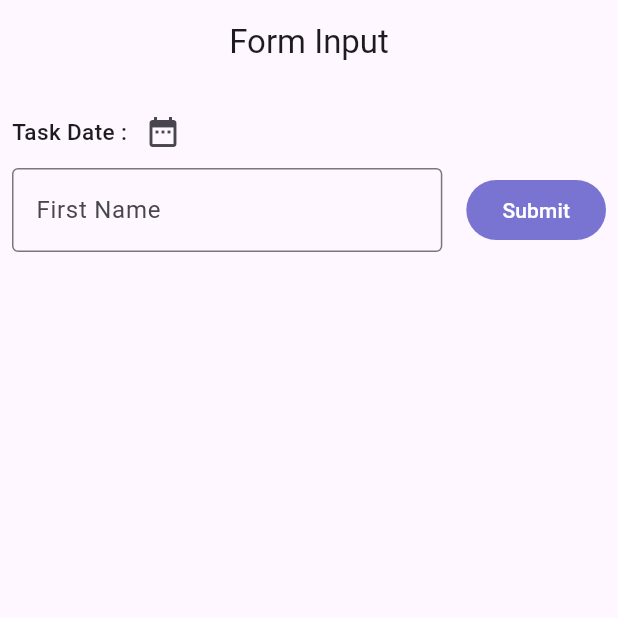
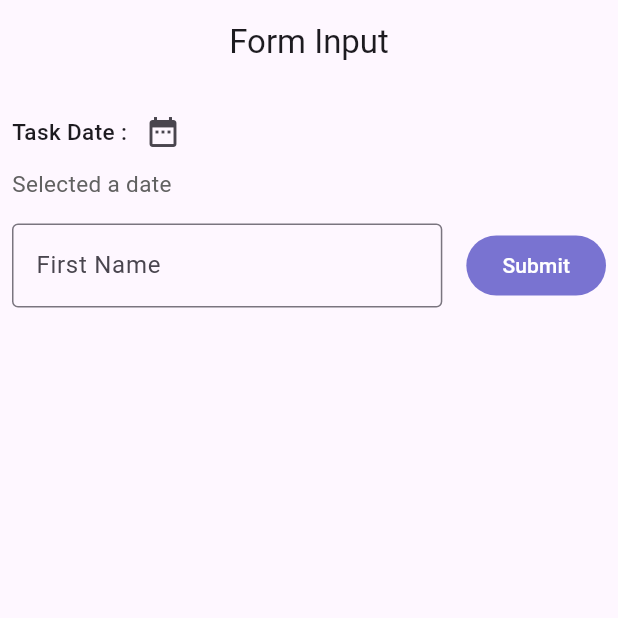
Before and after one commit to fasyaaa/TodoApp_0177, a Flutter app: the screen it shows after launch, on a phone screen of 412 x 824 dp, the top half of it. Run offline on Flutter 3.47's test engine with Material 3 defaults, Android fonts, the light colour scheme and no system bars; our stand-ins replace scroll_date_picker.

Commit message:
ADD - Teks untuk menampilkan tanggal

```diff
--- a/lib/statefull.dart
+++ b/lib/statefull.dart
@@ -1,4 +1,5 @@
 import 'package:flutter/material.dart';
+import 'package:intl/intl.dart';
 import 'package:scroll_date_picker/scroll_date_picker.dart';
 
 class Statefull extends StatefulWidget {
@@ -108,6 +109,11 @@ class _StatefullState extends State<Statefull> {
                           ),
                         ],
                       ),
+
+                      Text(_selectedDate == null ? "Selected a date" : DateFormat('EEE, MMM d, yyyy').format(_selectedDate!),
+                      style: TextStyle(fontSize: 15, color: Colors.grey[700]),
+                      ),
+                      const SizedBox(height: 16),
                     ],
                   ),
                 ],
```
